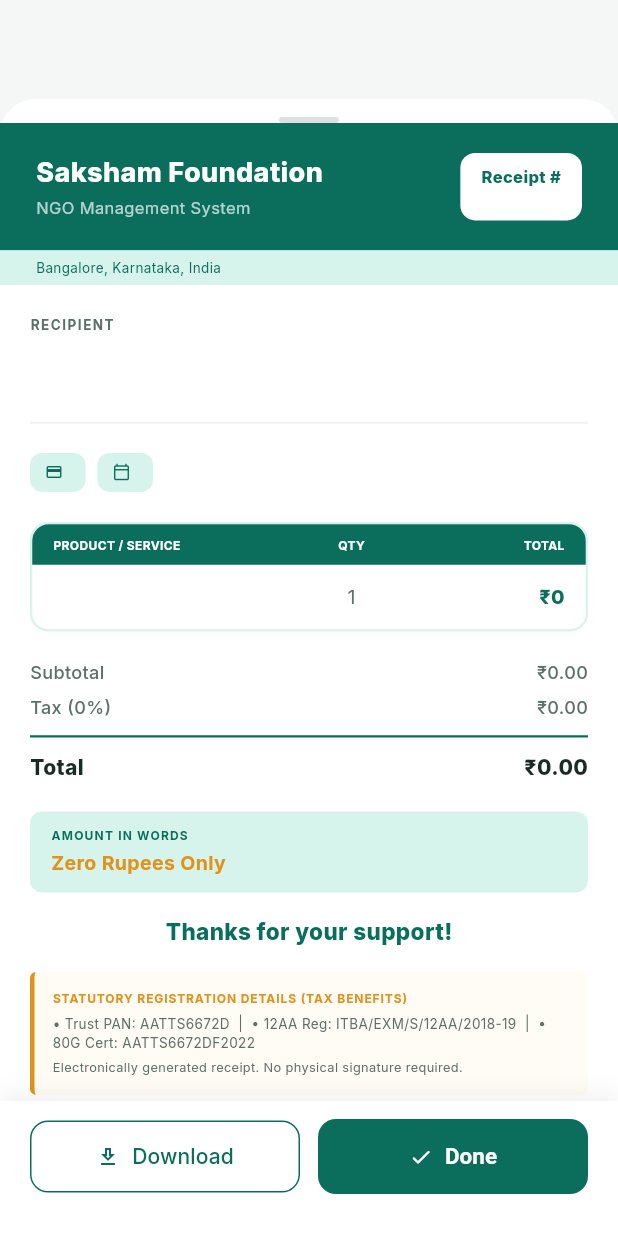
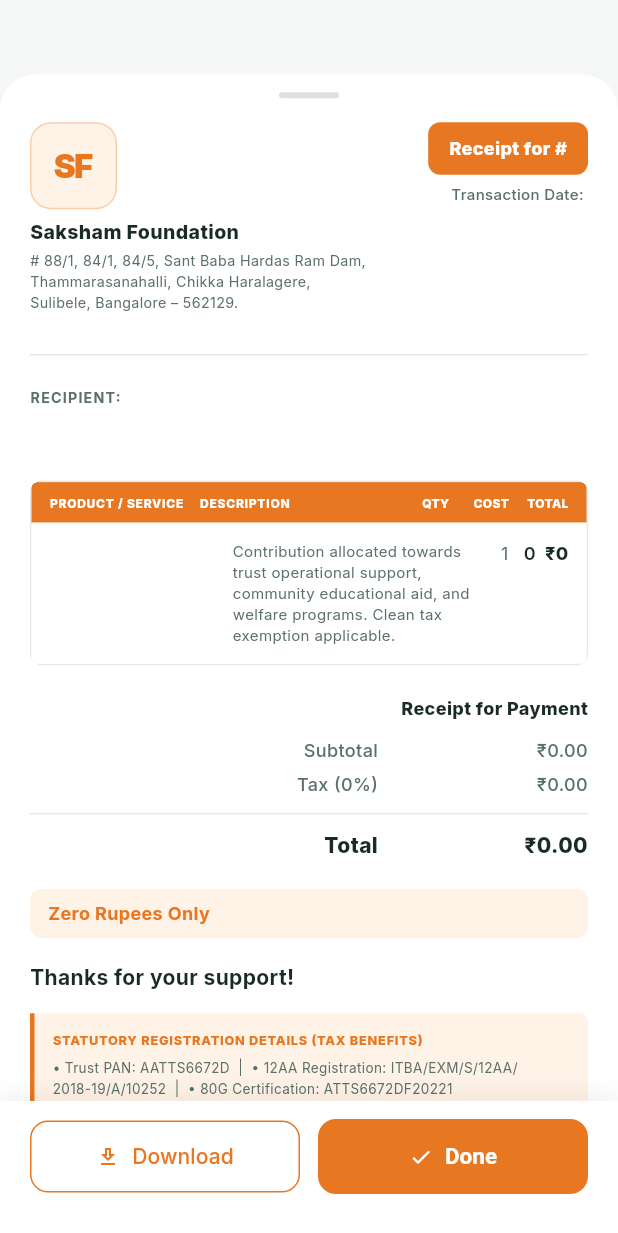
Before and after one commit to varalakshmivaru231020-svg/NGO, a Flutter app: the _ReceiptSheet widget shown alone on an empty page, opened directly with empty values, on a phone screen of 412 x 824 dp. Shown: the top 1233 px of the screen. Run offline on Flutter 3.47's test engine with Material 3 defaults, Android fonts, the phone set to English and light mode, and no system bars; our stand-ins replace dio, file_picker, fl_chart, flutter_riverpod, go_router, google_fonts and 2 more; missing offline and left inert: dart:html, dart:ui_web, excel; accounts and stored records are empty; network calls fail.

Commit message:
Redesign donation receipt to match YSKET orange invoice style
- Orange primary color replacing teal
- Logo + address top-left, orange Receipt badge top-right
- Donor name highlighted in orange
- 5-column table: Product/Service, Description, Qty, Cost, Total
- Right-aligned payment summary (Subtotal, Tax 0%, Total)
- Orange statutory registration section with left border
- Payment Mode / Gateway Reference in statutory section

Co-Authored-By: Claude Sonnet 4.6 <noreply@anthropic.com>

```diff
--- a/lib/features/donations/presentation/receipt_generator.dart
+++ b/lib/features/donations/presentation/receipt_generator.dart
@@ -1,5 +1,4 @@
 import 'package:flutter/material.dart';
-import 'package:flutter/services.dart';
 import '../../../core/utils/native_file_saver.dart';
 
 class DonationReceipt {
@@ -92,18 +91,21 @@ class _ReceiptSheet extends StatelessWidget {
   const _ReceiptSheet({required this.receipt});
   final DonationReceipt receipt;
 
-  static const _teal   = Color(0xFF0B6E5D);
-  static const _tealLt = Color(0xFFD6F3EC);
-  static const _grey   = Color(0xFF5A7068);
-  static const _dark   = Color(0xFF1A2A24);
-  static const _orange = Color(0xFFE0921A);
+  // YSKET orange palette
+  static const _orange     = Color(0xFFE87722);
+  static const _orangeLt   = Color(0xFFFFF3E8);
+  static const _grey       = Color(0xFF5A7068);
+  static const _dark       = Color(0xFF1A2A24);
+  static const _border     = Color(0xFFE5E7EB);
 
   @override
   Widget build(BuildContext context) {
+    final amtStr = '₹${_fmt(receipt.amount)}.00';
+
     return DraggableScrollableSheet(
-      initialChildSize: 0.92,
+      initialChildSize: 0.94,
       minChildSize: 0.5,
-      maxChildSize: 0.95,
+      maxChildSize: 0.97,
       builder: (_, sc) => Container(
         decoration: const BoxDecoration(
           color: Colors.white,
@@ -114,158 +116,194 @@ class _ReceiptSheet extends StatelessWidget {
           Container(width: 40, height: 4, decoration: BoxDecoration(color: Colors.grey.shade300, borderRadius: BorderRadius.circular(2))),
           Expanded(child: SingleChildScrollView(
             controller: sc,
-            child: Column(children: [
-              // Header
+            padding: const EdgeInsets.fromLTRB(20, 16, 20, 0),
+            child: Column(crossAxisAlignment: CrossAxisAlignment.stretch, children: [
+
+              // ── TOP: Logo left | Receipt box right ─────────────────
+              Row(crossAxisAlignment: CrossAxisAlignment.start, children: [
+                // Logo block
+                Expanded(child: Column(crossAxisAlignment: CrossAxisAlignment.start, children: [
+                  // Colorful logo icon
                   Container(
-                width: double.infinity,
-                padding: const EdgeInsets.fromLTRB(24, 20, 24, 20),
-                decoration: const BoxDecoration(color: _teal),
-                child: Row(mainAxisAlignment: MainAxisAlignment.spaceBetween, children: [
-                  const Column(crossAxisAlignment: CrossAxisAlignment.start, children: [
-                    Text('Saksham Foundation', style: TextStyle(fontSize: 18, fontWeight: FontWeight.w800, color: Colors.white)),
-                    SizedBox(height: 2),
-                    Text('NGO Management System', style: TextStyle(fontSize: 11, color: Colors.white70)),
+                    width: 58, height: 58,
+                    decoration: BoxDecoration(
+                      color: _orangeLt,
+                      borderRadius: BorderRadius.circular(14),
+                      border: Border.all(color: _orange.withValues(alpha: 0.3)),
+                    ),
+                    child: const Center(child: Text('SF',
+                        style: TextStyle(fontSize: 22, fontWeight: FontWeight.w900, color: _orange, letterSpacing: -1))),
+                  ),
+                  const SizedBox(height: 6),
+                  const Text('Saksham Foundation',
+                      style: TextStyle(fontSize: 13, fontWeight: FontWeight.w800, color: _dark)),
+                  const SizedBox(height: 2),
+                  const Text('# 88/1, 84/1, 84/5, Sant Baba Hardas Ram Dam,\nThammarasanahalli, Chikka Haralagere,\nSulibele, Bangalore – 562129.',
+                      style: TextStyle(fontSize: 9.5, color: _grey, height: 1.5)),
+                ])),
+                const SizedBox(width: 16),
+                // Receipt badge
+                Column(crossAxisAlignment: CrossAxisAlignment.end, children: [
+                  Container(
+                    padding: const EdgeInsets.symmetric(horizontal: 14, vertical: 9),
+                    decoration: BoxDecoration(color: _orange, borderRadius: BorderRadius.circular(8)),
+                    child: Text('Receipt for #${receipt.receiptNo}',
+                        style: const TextStyle(fontSize: 12, fontWeight: FontWeight.w800, color: Colors.white)),
+                  ),
+                  const SizedBox(height: 6),
+                  Text('Transaction Date: ${receipt.date}',
+                      style: const TextStyle(fontSize: 10, color: _grey, fontWeight: FontWeight.w500)),
                 ]),
-                  Container(
-                    padding: const EdgeInsets.symmetric(horizontal: 14, vertical: 8),
-                    decoration: BoxDecoration(color: Colors.white, borderRadius: BorderRadius.circular(10)),
-                    child: Column(crossAxisAlignment: CrossAxisAlignment.end, children: [
-                      Text('Receipt #${receipt.receiptNo}',
-                        style: const TextStyle(fontSize: 11, fontWeight: FontWeight.w800, color: _teal)),
-                      Text(receipt.date, style: const TextStyle(fontSize: 9, color: _grey)),
               ]),
-                  ),
-                ]),
-              ),
-              Container(width: double.infinity, color: _tealLt,
-                padding: const EdgeInsets.symmetric(horizontal: 24, vertical: 5),
-                child: const Text('Bangalore, Karnataka, India', style: TextStyle(fontSize: 9, color: _teal))),
 
-              // Body
-              Padding(
-                padding: const EdgeInsets.all(20),
-                child: Column(crossAxisAlignment: CrossAxisAlignment.stretch, children: [
-                  // Recipient
-                  const Text('RECIPIENT', style: TextStyle(fontSize: 9, color: _grey, fontWeight: FontWeight.w700, letterSpacing: 1)),
-                  const SizedBox(height: 6),
-                  Text(receipt.donorName, style: const TextStyle(fontSize: 18, fontWeight: FontWeight.w800, color: _dark)),
-                  if (receipt.donorPhone.isNotEmpty) Text(receipt.donorPhone, style: const TextStyle(fontSize: 12, color: _grey)),
-                  if (receipt.donorCity.isNotEmpty) Text(receipt.donorCity, style: const TextStyle(fontSize: 12, color: _grey)),
+              const SizedBox(height: 20),
+              Divider(color: _border, thickness: 1),
+              const SizedBox(height: 14),
+
+              // ── RECIPIENT ───────────────────────────────────────────
+              const Text('RECIPIENT:',
+                  style: TextStyle(fontSize: 9.5, fontWeight: FontWeight.w700, color: _grey, letterSpacing: 0.8)),
+              const SizedBox(height: 4),
+              Text(receipt.donorName,
+                  style: const TextStyle(fontSize: 17, fontWeight: FontWeight.w800, color: _orange)),
+              if (receipt.donorCity.isNotEmpty) ...[
+                const SizedBox(height: 2),
+                Text(receipt.donorCity,
+                    style: const TextStyle(fontSize: 12, color: _grey)),
+              ],
+              if (receipt.donorPhone.isNotEmpty) ...[
+                const SizedBox(height: 1),
+                Text(receipt.donorPhone,
+                    style: const TextStyle(fontSize: 12, color: _grey)),
+              ],
               if (receipt.donorPan.isNotEmpty) ...[
                 const SizedBox(height: 4),
-                    Text('PAN: ${receipt.donorPan}', style: const TextStyle(fontSize: 11, color: _teal, fontWeight: FontWeight.w700)),
+                Text('PAN: ${receipt.donorPan}',
+                    style: const TextStyle(fontSize: 11, fontWeight: FontWeight.w700, color: _orange)),
               ],
 
               const SizedBox(height: 20),
-                  Divider(color: Colors.grey.shade200),
-                  const SizedBox(height: 12),
 
-                  // Payment info chips
-                  Row(children: [
-                    _chip(Icons.payment, receipt.paymentMode),
-                    const SizedBox(width: 8),
-                    _chip(Icons.calendar_today_outlined, receipt.date),
-                  ]),
-
-                  const SizedBox(height: 20),
-
-                  // Donation row
+              // ── TABLE ───────────────────────────────────────────────
               Container(
-                    decoration: BoxDecoration(border: Border.all(color: _tealLt, width: 1.5), borderRadius: BorderRadius.circular(12)),
+                decoration: BoxDecoration(
+                  border: Border.all(color: _border),
+                  borderRadius: BorderRadius.circular(8),
+                ),
+                clipBehavior: Clip.hardEdge,
                 child: Column(children: [
+                  // Header row
                   Container(
-                        width: double.infinity,
-                        padding: const EdgeInsets.symmetric(horizontal: 14, vertical: 8),
-                        decoration: const BoxDecoration(color: _teal, borderRadius: BorderRadius.vertical(top: Radius.circular(11))),
-                        child: const Row(children: [
-                          Expanded(flex: 3, child: Text('PRODUCT / SERVICE', style: TextStyle(fontSize: 8, color: Colors.white, fontWeight: FontWeight.w700))),
-                          Expanded(flex: 1, child: Text('QTY', style: TextStyle(fontSize: 8, color: Colors.white, fontWeight: FontWeight.w700), textAlign: TextAlign.center)),
-                          Expanded(flex: 2, child: Text('TOTAL', style: TextStyle(fontSize: 8, color: Colors.white, fontWeight: FontWeight.w700), textAlign: TextAlign.right)),
+                    color: _orange,
+                    padding: const EdgeInsets.symmetric(horizontal: 12, vertical: 8),
+                    child: Row(children: const [
+                      Expanded(flex: 5, child: Text('PRODUCT / SERVICE',
+                          style: TextStyle(fontSize: 8, fontWeight: FontWeight.w800, color: Colors.white, letterSpacing: 0.5))),
+                      Expanded(flex: 7, child: Text('DESCRIPTION',
+                          style: TextStyle(fontSize: 8, fontWeight: FontWeight.w800, color: Colors.white, letterSpacing: 0.5))),
+                      SizedBox(width: 8),
+                      Text('QTY', style: TextStyle(fontSize: 8, fontWeight: FontWeight.w800, color: Colors.white)),
+                      SizedBox(width: 16),
+                      Text('COST', style: TextStyle(fontSize: 8, fontWeight: FontWeight.w800, color: Colors.white)),
+                      SizedBox(width: 12),
+                      Text('TOTAL', style: TextStyle(fontSize: 8, fontWeight: FontWeight.w800, color: Colors.white)),
                     ]),
                   ),
-                      Padding(
-                        padding: const EdgeInsets.symmetric(horizontal: 14, vertical: 12),
+                  // Data row
+                  Container(
+                    color: Colors.white,
+                    padding: const EdgeInsets.symmetric(horizontal: 12, vertical: 12),
                     child: Row(crossAxisAlignment: CrossAxisAlignment.start, children: [
-                          Expanded(flex: 3, child: Text(receipt.donationType,
-                            style: const TextStyle(fontSize: 13, fontWeight: FontWeight.w700, color: _dark))),
-                          const Expanded(flex: 1, child: Text('1',
-                            style: TextStyle(fontSize: 13, color: _grey), textAlign: TextAlign.center)),
-                          Expanded(flex: 2, child: Text('₹${_fmt(receipt.amount)}',
-                            style: const TextStyle(fontSize: 13, fontWeight: FontWeight.w800, color: _teal), textAlign: TextAlign.right)),
+                      Expanded(flex: 5, child: Text(receipt.donationType,
+                          style: const TextStyle(fontSize: 12, fontWeight: FontWeight.w700, color: _dark))),
+                      Expanded(flex: 7, child: Text(
+                          'Contribution allocated towards trust operational support, community educational aid, and welfare programs. Clean tax exemption applicable.',
+                          style: const TextStyle(fontSize: 10, color: _grey, height: 1.4))),
+                      const SizedBox(width: 8),
+                      const Text('1', style: TextStyle(fontSize: 12, color: _grey)),
+                      const SizedBox(width: 10),
+                      Text(_fmt(receipt.amount),
+                          style: const TextStyle(fontSize: 12, color: _dark, fontWeight: FontWeight.w600)),
+                      const SizedBox(width: 6),
+                      Text('₹${_fmt(receipt.amount)}',
+                          style: const TextStyle(fontSize: 12, fontWeight: FontWeight.w800, color: _dark)),
                     ]),
                   ),
                 ]),
               ),
 
-                  const SizedBox(height: 16),
+              const SizedBox(height: 20),
 
-                  // Totals
-                  _totRow('Subtotal', '₹${_fmt(receipt.amount)}.00'),
+              // ── TOTALS (right-aligned) ──────────────────────────────
+              const Align(
+                alignment: Alignment.centerRight,
+                child: Text('Receipt for Payment',
+                    style: TextStyle(fontSize: 12, fontWeight: FontWeight.w800, color: _dark)),
+              ),
+              const SizedBox(height: 8),
+              _totRow('Subtotal', amtStr),
               _totRow('Tax (0%)', '₹0.00'),
-                  const Divider(thickness: 1.5, color: _teal),
-                  _totRow('Total', '₹${_fmt(receipt.amount)}.00', bold: true, large: true, color: _dark),
+              const Divider(thickness: 1, color: _border),
+              _totRow('Total', amtStr, bold: true, large: true),
 
               const SizedBox(height: 16),
 
-                  // Amount in words
+              // ── Amount in words ─────────────────────────────────────
               Container(
-                    padding: const EdgeInsets.symmetric(horizontal: 14, vertical: 10),
-                    decoration: BoxDecoration(color: _tealLt, borderRadius: BorderRadius.circular(8)),
-                    child: Column(crossAxisAlignment: CrossAxisAlignment.start, children: [
-                      const Text('AMOUNT IN WORDS', style: TextStyle(fontSize: 8, color: _teal, fontWeight: FontWeight.w700, letterSpacing: 0.8)),
-                      const SizedBox(height: 4),
-                      Text(_amountInWords(receipt.amount),
-                        style: const TextStyle(fontSize: 13, fontWeight: FontWeight.w700, color: _orange)),
-                    ]),
+                padding: const EdgeInsets.symmetric(horizontal: 12, vertical: 8),
+                decoration: BoxDecoration(color: _orangeLt, borderRadius: BorderRadius.circular(8)),
+                child: Text(_amountInWords(receipt.amount),
+                    style: const TextStyle(fontSize: 12, fontWeight: FontWeight.w700, color: _orange)),
               ),
 
               const SizedBox(height: 16),
-                  const Center(child: Text('Thanks for your support!',
-                    style: TextStyle(fontSize: 15, fontWeight: FontWeight.w800, color: _teal))),
-                  const SizedBox(height: 16),
+              const Text('Thanks for your support!',
+                  style: TextStyle(fontSize: 14, fontWeight: FontWeight.w700, color: _dark)),
+              const SizedBox(height: 14),
 
-                  // Statutory
+              // ── STATUTORY DETAILS ───────────────────────────────────
               Container(
                 padding: const EdgeInsets.all(12),
                 decoration: BoxDecoration(
                   border: const Border(left: BorderSide(color: _orange, width: 3)),
-                      color: const Color(0xFFFFFBF5),
-                      borderRadius: BorderRadius.circular(4),
+                  color: _orangeLt,
+                  borderRadius: const BorderRadius.only(
+                    topRight: Radius.circular(6), bottomRight: Radius.circular(6)),
                 ),
-                    child: const Column(crossAxisAlignment: CrossAxisAlignment.start, children: [
-                      Text('STATUTORY REGISTRATION DETAILS (TAX BENEFITS)',
-                        style: TextStyle(fontSize: 8, color: _orange, fontWeight: FontWeight.w700, letterSpacing: 0.6)),
-                      SizedBox(height: 5),
-                      Text('• Trust PAN: AATTS6672D  |  • 12AA Reg: ITBA/EXM/S/12AA/2018-19  |  • 80G Cert: AATTS6672DF2022',
-                        style: TextStyle(fontSize: 9, color: _grey)),
-                      SizedBox(height: 4),
-                      Text('Electronically generated receipt. No physical signature required.',
-                        style: TextStyle(fontSize: 8.5, color: _grey)),
+                child: Column(crossAxisAlignment: CrossAxisAlignment.start, children: [
+                  const Text('STATUTORY REGISTRATION DETAILS (TAX BENEFITS)',
+                      style: TextStyle(fontSize: 8.5, fontWeight: FontWeight.w800, color: _orange, letterSpacing: 0.5)),
+                  const SizedBox(height: 6),
+                  const Text('• Trust PAN: AATTS6672D  |  • 12AA Registration: ITBA/EXM/S/12AA/2018-19/A/10252  |  • 80G Certification: ATTS6672DF20221',
+                      style: TextStyle(fontSize: 9, color: _grey, height: 1.5)),
+                  const SizedBox(height: 4),
+                  Text('• Payment Mode / Gateway Reference: ${receipt.paymentMode}',
+                      style: const TextStyle(fontSize: 9, color: _grey)),
+                  const SizedBox(height: 6),
+                  const Text('This is an electronically generated receipt confirmation. No physical signature is required. For verification or support, write to krishnashryahome@gmail.com.',
+                      style: TextStyle(fontSize: 8.5, color: _grey, height: 1.4)),
                 ]),
               ),
-                  const SizedBox(height: 8),
-                ]),
-              ),
+              const SizedBox(height: 24),
             ]),
           )),
 
-          // Action buttons
+          // ── Action buttons ──────────────────────────────────────────
           Container(
             padding: const EdgeInsets.fromLTRB(20, 12, 20, 28),
             decoration: BoxDecoration(
               color: Colors.white,
               boxShadow: [BoxShadow(color: Colors.black.withValues(alpha: 0.06), blurRadius: 12, offset: const Offset(0, -4))],
             ),
-            child: Column(children: [
-              Row(children: [
+            child: Row(children: [
               Expanded(child: OutlinedButton.icon(
                 onPressed: () async {
                   final filename = 'Receipt_${receipt.receiptNo.replaceAll('/', '-')}.txt';
                   final ok = await NativeFileSaver.saveText(filename, buildReceiptText(receipt));
                   if (context.mounted) {
                     ScaffoldMessenger.of(context).showSnackBar(SnackBar(
-                        content: Text(ok ? '✓ Receipt saved to Downloads' : 'Failed to save'),
-                        backgroundColor: _teal,
+                      content: Text(ok ? '✓ Receipt saved' : 'Failed to save'),
+                      backgroundColor: _orange,
                       behavior: SnackBarBehavior.floating,
                     ));
                   }
@@ -273,8 +311,8 @@ class _ReceiptSheet extends StatelessWidget {
                 icon: const Icon(Icons.download_outlined, size: 16),
                 label: const Text('Download'),
                 style: OutlinedButton.styleFrom(
-                    foregroundColor: _teal,
-                    side: const BorderSide(color: _teal),
+                  foregroundColor: _orange,
+                  side: const BorderSide(color: _orange),
                   padding: const EdgeInsets.symmetric(vertical: 14),
                   shape: RoundedRectangleBorder(borderRadius: BorderRadius.circular(12)),
                 ),
@@ -285,13 +323,12 @@ class _ReceiptSheet extends StatelessWidget {
                 icon: const Icon(Icons.check_rounded, size: 16),
                 label: const Text('Done'),
                 style: ElevatedButton.styleFrom(
-                    backgroundColor: _teal,
+                  backgroundColor: _orange,
                   foregroundColor: Colors.white,
                   padding: const EdgeInsets.symmetric(vertical: 14),
                   shape: RoundedRectangleBorder(borderRadius: BorderRadius.circular(12)),
                 ),
               )),
-              ]),
             ]),
           ),
         ]),
@@ -299,22 +336,20 @@ class _ReceiptSheet extends StatelessWidget {
     );
   }
 
-  Widget _chip(IconData icon, String label) => Container(
-    padding: const EdgeInsets.symmetric(horizontal: 10, vertical: 5),
-    decoration: BoxDecoration(color: _tealLt, borderRadius: BorderRadius.circular(8)),
-    child: Row(mainAxisSize: MainAxisSize.min, children: [
-      Icon(icon, size: 12, color: _teal),
-      const SizedBox(width: 5),
-      Text(label, style: const TextStyle(fontSize: 11, color: _teal, fontWeight: FontWeight.w600)),
-    ]),
-  );
-
-  Widget _totRow(String label, String value, {bool bold = false, bool large = false, Color color = _grey}) =>
+  Widget _totRow(String label, String value, {bool bold = false, bool large = false}) =>
     Padding(
       padding: const EdgeInsets.symmetric(vertical: 3),
-      child: Row(mainAxisAlignment: MainAxisAlignment.spaceBetween, children: [
-        Text(label, style: TextStyle(fontSize: large ? 14 : 12, color: color, fontWeight: bold ? FontWeight.w800 : FontWeight.w500)),
-        Text(value, style: TextStyle(fontSize: large ? 14 : 12, color: color, fontWeight: bold ? FontWeight.w800 : FontWeight.w500)),
+      child: Row(mainAxisAlignment: MainAxisAlignment.end, children: [
+        Text(label, style: TextStyle(
+            fontSize: large ? 14 : 12, color: large ? _dark : _grey,
+            fontWeight: bold ? FontWeight.w800 : FontWeight.w500)),
+        const SizedBox(width: 40),
+        SizedBox(
+          width: 100,
+          child: Text(value, textAlign: TextAlign.right, style: TextStyle(
+              fontSize: large ? 14 : 12, color: large ? _dark : _grey,
+              fontWeight: bold ? FontWeight.w800 : FontWeight.w500)),
+        ),
       ]),
     );
 }
```
Also changed, not shown: 2 other files. Lines whose indentation alone changed are shown as unchanged.
